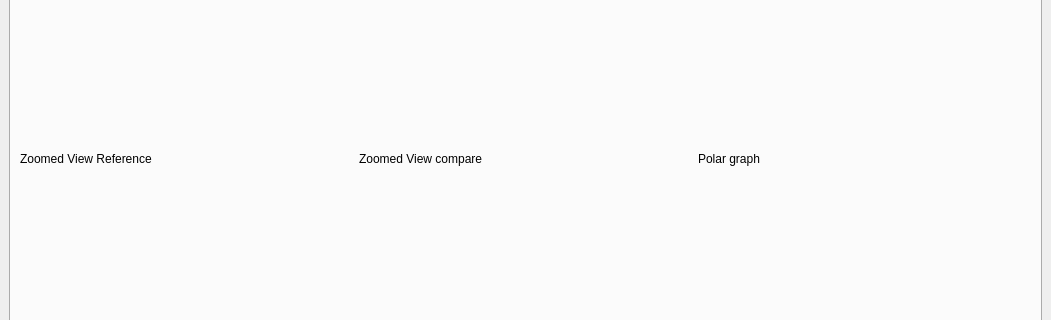
Above: qttracking/QtTracking/mainwindow.ui from pisgah-fogel/indi_experiments before the change; both pictures show x 0 to 1051 and y 210 to 530 of the 1051 by 725 pixel window. Below: the same form after it.
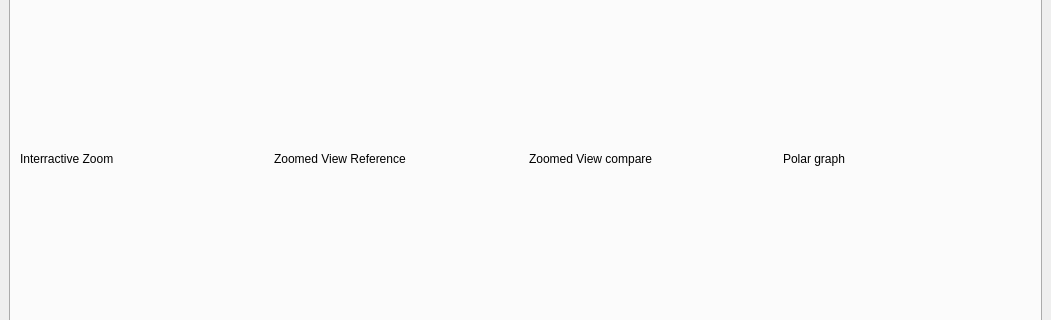
That is the form after the change.

Patch:
```diff
--- a/qttracking/QtTracking/mainwindow.ui
+++ b/qttracking/QtTracking/mainwindow.ui
@@ -110,6 +110,13 @@
             <item>
              <widget class="QLabel" name="zoomed">
               <property name="text">
+               <string>Interractive Zoom</string>
+              </property>
+             </widget>
+            </item>
+            <item>
+             <widget class="QLabel" name="zoomedRef">
+              <property name="text">
                <string>Zoomed View Reference</string>
               </property>
              </widget>
```
